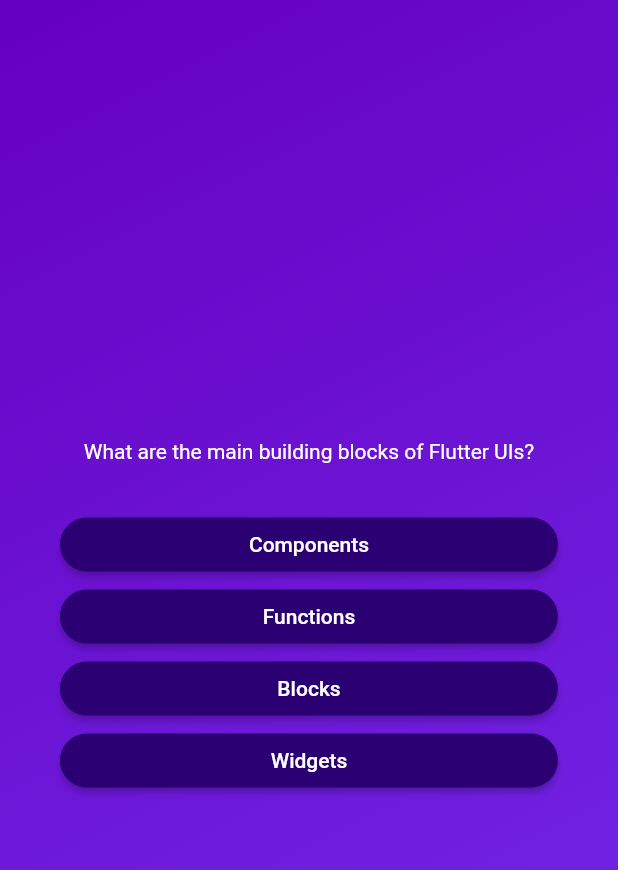
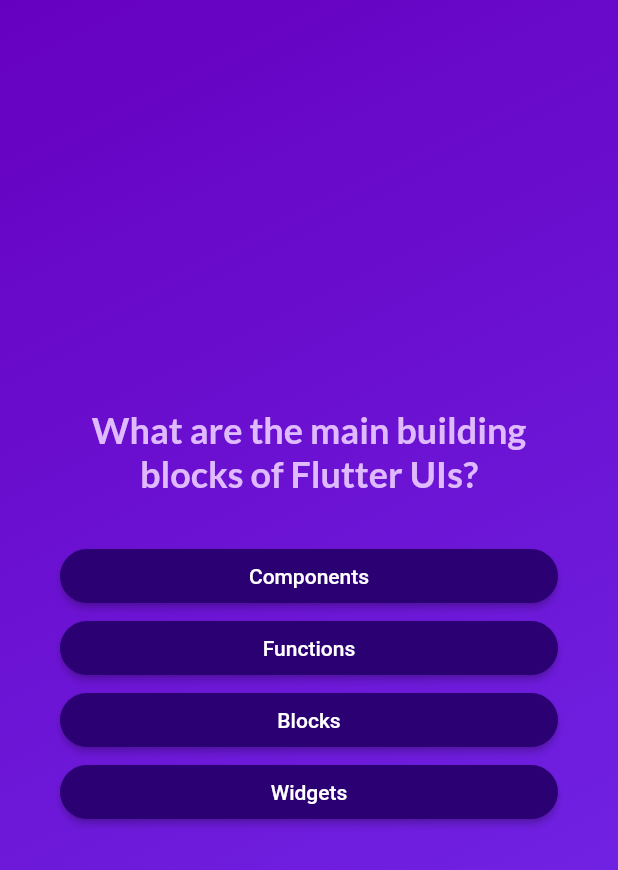
Before and after one commit to flutter-preview/ArthurBufon-flutter_quiz_app, a Flutter app: the screen it shows after launch, after a tap on "Start Quiz", on a phone screen of 412 x 824 dp. Shown: the top 870 px of the screen. Run offline on Flutter 3.47's test engine with Material 2 defaults, Android fonts, the light colour scheme and no system bars; our stand-ins replace google_fonts.

Commit message:
fonte personalizada pacote google fonts

```diff
--- a/lib/questions_screen.dart
+++ b/lib/questions_screen.dart
@@ -1,6 +1,7 @@
 import 'package:flutter/material.dart';
 import 'package:flutter_quiz_app/answer_button.dart';
 import 'data/questions.dart';
+import 'package:google_fonts/google_fonts.dart';
 
 class QuestionsScreen extends StatefulWidget {
   const QuestionsScreen({super.key});
@@ -34,8 +35,10 @@
           children: [
             Text(
               currentQuestion.text,
-              style: const TextStyle(
-                color: Colors.white,
+              style: GoogleFonts.lato(
+                color: Color.fromARGB(255, 224, 186, 255),
+                fontSize: 24,
+                fontWeight: FontWeight.bold,
               ),
               textAlign: TextAlign.center,
             ),
--- a/lib/start_screen.dart
+++ b/lib/start_screen.dart
@@ -1,4 +1,5 @@
 import 'package:flutter/material.dart';
+import 'package:google_fonts/google_fonts.dart';
 
 class StartScreen extends StatelessWidget {
   const StartScreen(this.startQuiz, {super.key});
@@ -24,9 +25,12 @@
           //   ),
           // ),
           const SizedBox(height: 80),
-          const Text(
+          Text(
             'Learn Flutter the fun way!',
-            style: TextStyle(color: Colors.white, fontSize: 24),
+            style: GoogleFonts.lato(
+              color: const Color.fromARGB(255, 233, 215, 255),
+              fontSize: 24,
+            ),
           ),
           const SizedBox(height: 30),
           OutlinedButton.icon(
--- a/pubspec.yaml
+++ b/pubspec.yaml
@@ -35,6 +35,7 @@
   # The following adds the Cupertino Icons font to your application.
   # Use with the CupertinoIcons class for iOS style icons.
   cupertino_icons: ^1.0.2
+  google_fonts: ^4.0.4
 
 dev_dependencies:
   flutter_test:
```
Also changed, not shown: pubspec.lock.
